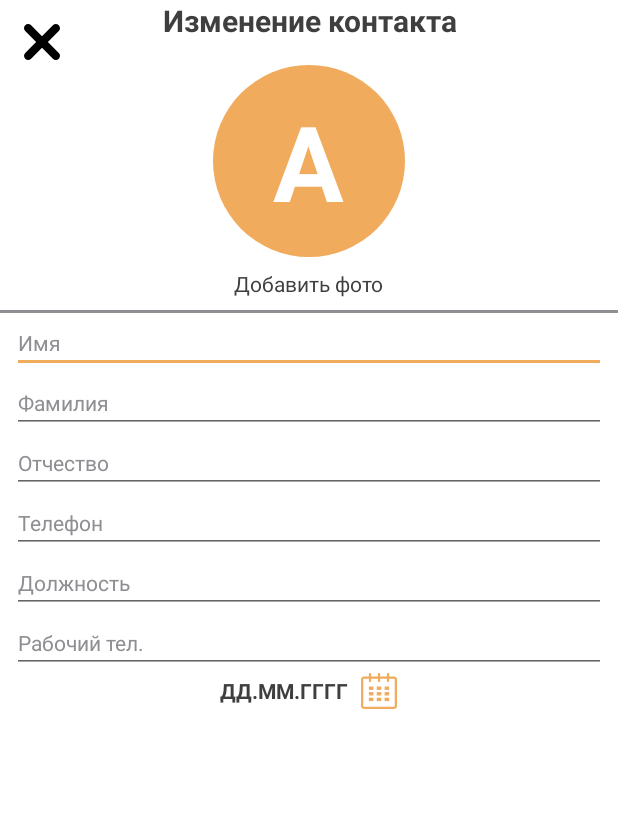
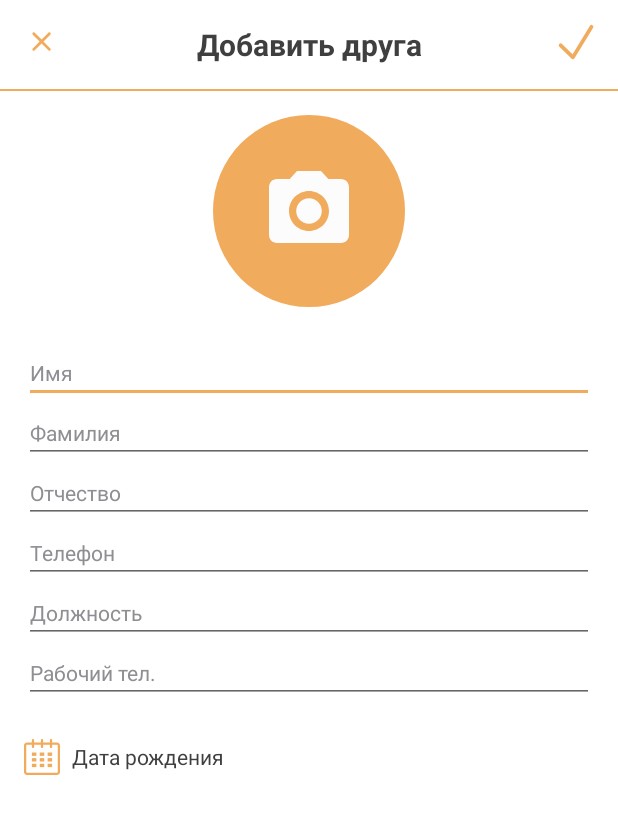
Before and after one commit to TheRzzan/RJD, an Android app: the layout fragment_editor.xml on its own in the app's theme, with its tools: preview values and no code run, on a phone screen of 412 x 824 dp. Shown: the top 814 px of the screen. Run offline under Robolectric (Android 15) with nearby library versions, the phone set to English and light mode, and no system bars.

Commit message:
Design changes 3.

```diff
--- a/app/src/main/java/com/morozov/rjd/ui/fragments/editor/EditorFragment.kt
+++ b/app/src/main/java/com/morozov/rjd/ui/fragments/editor/EditorFragment.kt
@@ -202,6 +202,8 @@ class EditorFragment: MvpAppCompatFragment(), EditorView {
     *
     * */
     override fun prepareForFriend() {
+        textHeader.text = "Добавить друга"
+
         editPosition.visibility = View.GONE
         editWorkPhone.visibility = View.GONE
         relativeDayMonthYear.visibility = View.VISIBLE
@@ -210,6 +212,8 @@ class EditorFragment: MvpAppCompatFragment(), EditorView {
     }
 
     override fun prepareForColleague() {
+        textHeader.text = "Добавить коллегу"
+
         editPosition.visibility = View.VISIBLE
         editWorkPhone.visibility = View.VISIBLE
         relativeDayMonthYear.visibility = View.GONE
@@ -225,12 +229,10 @@ class EditorFragment: MvpAppCompatFragment(), EditorView {
             val imageStream = activity?.contentResolver?.openInputStream(imageUri)
             val selectedImage = BitmapFactory.decodeStream(imageStream)
             imageCard.setImageBitmap(Bitmap.createScaledBitmap(selectedImage, 260, 260, false))
-            textLetter.visibility = View.GONE
+            imageCamera.visibility = View.GONE
             imageStream?.close()
-        }
-
-        if (contactModel.name.isNotEmpty())
-            textLetter.text = contactModel.name[0].toString()
+        } else
+            imageCamera.visibility = View.VISIBLE
 
         editName.setText(contactModel.name)
         editFamily.setText(contactModel.family)
@@ -264,7 +266,7 @@ class EditorFragment: MvpAppCompatFragment(), EditorView {
                 imageCard.setImageBitmap(Bitmap.createScaledBitmap(selectedImage, 120, 120, false))
                 verifyIsReadyToSave()
                 mContactModel.photo = imageUri
-                textLetter.visibility = View.GONE
+                imageCamera.visibility = View.GONE
                 imageStream?.close()
             } catch (e: FileNotFoundException) {
                 e.printStackTrace()
--- a/app/src/main/res/drawable/ic_check.xml
+++ b/app/src/main/res/drawable/ic_check.xml
@@ -1,5 +1,5 @@
-<vector android:height="24dp" android:viewportHeight="20"
-    android:viewportWidth="22" android:width="24dp" xmlns:android="http://schemas.android.com/apk/res/android">
-    <path android:fillColor="@android:color/black" android:pathData="M2.2328,10.584L9.4045,16.8476A1.0792,1.0792 131.3622,0 1,9.5074 18.3704L9.5074,18.3704A1.0792,1.0792 131.3622,0 1,7.9846 18.4734L0.8129,12.2097A1.0792,1.0792 131.3622,0 1,0.71 10.6869L0.71,10.6869A1.0792,1.0792 131.3622,0 1,2.2328 10.584z"/>
-    <path android:fillColor="@android:color/black" android:pathData="M20.7534,2.1011L9.7969,18.365A1.0792,1.0792 124.1956,0 1,8.2989 18.6571L8.2989,18.6571A1.0792,1.0792 124.1956,0 1,8.0068 17.159L18.9632,0.8952A1.0792,1.0792 124.1956,0 1,20.4613 0.6031L20.4613,0.6031A1.0792,1.0792 124.1956,0 1,20.7534 2.1011z"/>
+<vector android:height="24dp" android:viewportHeight="18"
+    android:viewportWidth="20" android:width="24dp" xmlns:android="http://schemas.android.com/apk/res/android">
+    <path android:fillColor="#F1AB5D" android:pathData="M2.0908,9.8914L8.8075,15.7456A1.0085,1.0106 86.1271,0 1,8.9037 17.1686L8.9037,17.1686A1.0085,1.0106 86.1271,0 1,7.4778 17.265L0.7611,11.4107A1.0085,1.0106 86.1271,0 1,0.6649 9.9877L0.6649,9.9877A1.0085,1.0106 86.1271,0 1,2.0908 9.8914z"/>
+    <path android:fillColor="#F1AB5D" android:pathData="M19.435,1.9643L9.1751,17.1628A1.0091,1.011 78.8959,0 1,7.7717 17.4365L7.7717,17.4365A1.0091,1.011 78.8959,0 1,7.4986 16.0357L17.7585,0.8372A1.0091,1.011 78.8959,0 1,19.1619 0.5635L19.1619,0.5635A1.0091,1.011 78.8959,0 1,19.435 1.9643z"/>
 </vector>
--- a/app/src/main/res/drawable/ic_cross.xml
+++ b/app/src/main/res/drawable/ic_cross.xml
@@ -1,4 +1,4 @@
-<vector android:height="24dp" android:viewportHeight="348.334"
-        android:viewportWidth="348.333" android:width="24dp" xmlns:android="http://schemas.android.com/apk/res/android">
-    <path android:fillColor="@android:color/black" android:pathData="M336.559,68.611L231.016,174.165l105.543,105.549c15.699,15.705 15.699,41.145 0,56.85c-7.844,7.844 -18.128,11.769 -28.407,11.769c-10.296,0 -20.581,-3.919 -28.419,-11.769L174.167,231.003L68.609,336.563c-7.843,7.844 -18.128,11.769 -28.416,11.769c-10.285,0 -20.563,-3.919 -28.413,-11.769c-15.699,-15.698 -15.699,-41.139 0,-56.85l105.54,-105.549L11.774,68.611c-15.699,-15.699 -15.699,-41.145 0,-56.844c15.696,-15.687 41.127,-15.687 56.829,0l105.563,105.554L279.721,11.767c15.705,-15.687 41.139,-15.687 56.832,0C352.258,27.466 352.258,52.912 336.559,68.611z"/>
+<vector android:height="24dp" android:viewportHeight="29"
+    android:viewportWidth="29" android:width="24dp" xmlns:android="http://schemas.android.com/apk/res/android">
+    <path android:fillColor="#F1AB5D" android:fillType="evenOdd" android:pathData="M21.3507,7.214C21.3226,7.1805 21.2862,7.144 21.2132,7.0711C21.1402,6.9981 21.1038,6.9616 21.0703,6.9336C20.6986,6.6216 20.1565,6.6216 19.7847,6.9336C19.7513,6.9616 19.7148,6.9981 19.6419,7.0711L14.1421,12.5708L8.6424,7.0711C8.5695,6.9981 8.533,6.9616 8.4995,6.9336C8.1278,6.6216 7.5857,6.6216 7.214,6.9336C7.1805,6.9616 7.144,6.9981 7.0711,7.0711C6.9981,7.144 6.9616,7.1805 6.9336,7.214C6.6216,7.5857 6.6216,8.1278 6.9336,8.4995C6.9616,8.533 6.9981,8.5695 7.0711,8.6424L12.5708,14.1421L7.0711,19.6418C6.9981,19.7148 6.9616,19.7513 6.9336,19.7847C6.6216,20.1565 6.6216,20.6986 6.9336,21.0703C6.9616,21.1038 6.9981,21.1402 7.0711,21.2132C7.144,21.2862 7.1805,21.3226 7.214,21.3507C7.5857,21.6626 8.1278,21.6626 8.4995,21.3507C8.533,21.3226 8.5695,21.2862 8.6424,21.2132L14.1421,15.7135L19.6419,21.2132C19.7148,21.2862 19.7513,21.3226 19.7847,21.3507C20.1565,21.6626 20.6986,21.6626 21.0703,21.3507C21.1038,21.3226 21.1403,21.2862 21.2132,21.2132C21.2862,21.1402 21.3226,21.1038 21.3507,21.0703C21.6627,20.6986 21.6627,20.1565 21.3507,19.7847C21.3226,19.7513 21.2862,19.7148 21.2132,19.6418L15.7135,14.1421L21.2132,8.6424C21.2862,8.5695 21.3226,8.533 21.3507,8.4995C21.6626,8.1278 21.6626,7.5857 21.3507,7.214Z"/>
 </vector>
--- /dev/null
+++ b/app/src/main/res/drawable/ic_photo_camera.xml
@@ -0,0 +1,5 @@
+<vector android:height="24dp" android:viewportHeight="64"
+    android:viewportWidth="64" android:width="24dp" xmlns:android="http://schemas.android.com/apk/res/android">
+    <path android:fillColor="#FCFCFC" android:pathData="M32,40.5333C36.7128,40.5333 40.5333,36.7128 40.5333,32C40.5333,27.2872 36.7128,23.4667 32,23.4667C27.2871,23.4667 23.4666,27.2872 23.4666,32C23.4666,36.7128 27.2871,40.5333 32,40.5333Z"/>
+    <path android:fillColor="#FCFCFC" android:pathData="M24,5.3333L19.12,10.6666H10.6667C7.7333,10.6666 5.3333,13.0666 5.3333,16V48C5.3333,50.9333 7.7333,53.3333 10.6667,53.3333H53.3333C56.2667,53.3333 58.6667,50.9333 58.6667,48V16C58.6667,13.0666 56.2667,10.6666 53.3333,10.6666H44.88L40,5.3333H24ZM32,45.3333C24.64,45.3333 18.6667,39.36 18.6667,32C18.6667,24.64 24.64,18.6666 32,18.6666C39.36,18.6666 45.3333,24.64 45.3333,32C45.3333,39.36 39.36,45.3333 32,45.3333Z"/>
+</vector>
--- a/app/src/main/res/layout/fragment_editor.xml
+++ b/app/src/main/res/layout/fragment_editor.xml
@@ -24,7 +24,8 @@
                 android:layout_toStartOf="@+id/buttonCheck"
                 android:id="@+id/textHeader"
                 android:gravity="center"
-                android:text="Изменение контакта"
+                android:layout_marginTop="@dimen/activity_horizontal_margin"
+                android:text="Добавить друга"
                 style="@style/TextView.Primary.Header"/>
 
         <Button
@@ -36,13 +37,21 @@
                 android:layout_alignParentTop="true"
                 android:layout_marginEnd="@dimen/activity_horizontal_margin"
                 android:layout_marginTop="@dimen/activity_horizontal_margin"
-                android:id="@+id/buttonCheck" android:visibility="invisible"/>
+                android:id="@+id/buttonCheck" android:visibility="visible"/>
+
+        <View
+                android:id="@+id/lineSeparator"
+                android:layout_below="@+id/textHeader"
+                android:layout_marginTop="@dimen/activity_vertical_margin"
+                android:background="@color/colorPrimary"
+                android:layout_width="match_parent"
+                android:layout_height="1dp"/>
 
         <RelativeLayout
                 android:id="@+id/cardView"
                 android:layout_width="wrap_content"
                 android:layout_height="wrap_content"
-                android:layout_below="@+id/textHeader"
+                android:layout_below="@+id/lineSeparator"
                 android:layout_centerHorizontal="true"
                 android:background="#00000000"
                 android:layout_marginTop="@dimen/activity_vertical_margin"
@@ -57,35 +66,20 @@
                     android:layout_height="@dimen/contact_photo_big_size"
                     android:src="@color/colorPrimary"/>
 
-            <TextView
-                    android:textSize="@dimen/text_super_header_size"
+            <ImageView
+                    android:id="@+id/imageCamera"
                     android:layout_centerInParent="true"
-                    android:text="A"
-                    android:textColor="@android:color/white"
-                    style="@style/TextView.Primary.Header" android:id="@+id/textLetter"/>
+                    android:src="@drawable/ic_photo_camera"
+                    android:layout_width="@dimen/image_size"
+                    android:layout_height="@dimen/image_size"/>
         </RelativeLayout>
 
-        <TextView
-                android:id="@+id/textAddPhoto"
-                android:layout_marginTop="@dimen/activity_short_vertical_margin"
-                android:layout_centerHorizontal="true"
-                android:text="Добавить фото"
+        <LinearLayout
                 android:layout_below="@+id/cardView"
-                style="@style/TextView.Secondary"/>
-
-        <View
-                android:id="@+id/viewSeparator"
-                android:layout_below="@+id/textAddPhoto"
-                android:layout_marginTop="@dimen/activity_short_vertical_margin"
-                android:background="@color/grey_color"
-                android:layout_width="match_parent"
-                android:layout_height="2dp"/>
-
-        <LinearLayout
-                android:layout_below="@+id/viewSeparator"
+                android:layout_marginTop="@dimen/activity_long_vertical_margin"
                 android:orientation="vertical"
-                android:layout_marginStart="@dimen/activity_short_vertical_margin"
-                android:layout_marginEnd="@dimen/activity_short_vertical_margin"
+                android:layout_marginStart="@dimen/activity_horizontal_margin"
+                android:layout_marginEnd="@dimen/activity_horizontal_margin"
                 android:layout_width="match_parent"
                 android:layout_height="wrap_content">
 
@@ -124,26 +118,26 @@
                     android:id="@+id/editWorkPhone"/>
 
             <RelativeLayout
-                    android:layout_gravity="center"
                     android:id="@+id/relativeDayMonthYear"
+                    android:layout_marginTop="@dimen/activity_long_vertical_margin"
                     android:layout_width="wrap_content"
                     android:layout_height="wrap_content">
 
-                <TextView
+                <ImageView
+                        android:id="@+id/imageCalendar"
+                        android:layout_marginEnd="@dimen/activity_short_horizontal_margin"
                         android:layout_centerVertical="true"
-                        android:id="@+id/textDayMonthYear"
-                        android:text="ДД.ММ.ГГГГ"
-                        android:textStyle="bold"
-                        style="@style/TextView.Secondary"
-                        android:textColor="@color/secondary_text"
-                        android:layout_marginEnd="8dp"/>
-
-                <ImageView
-                        android:layout_centerVertical="true"
-                        android:layout_toEndOf="@+id/textDayMonthYear"
                         android:src="@drawable/ic_calendar"
                         android:layout_width="@dimen/small_icon_size"
                         android:layout_height="@dimen/small_icon_size"/>
+
+                <TextView
+                        android:layout_toEndOf="@+id/imageCalendar"
+                        android:layout_centerVertical="true"
+                        android:id="@+id/textDayMonthYear"
+                        android:text="Дата рождения"
+                        style="@style/TextView.Secondary"
+                        android:textColor="@color/secondary_text"/>
             </RelativeLayout>
         </LinearLayout>
     </RelativeLayout>
--- a/app/src/main/res/values/dimens.xml
+++ b/app/src/main/res/values/dimens.xml
@@ -21,13 +21,14 @@
     <dimen name="text_small_secondary_size">11dp</dimen>
 
     <!-- Icons -->
-    <dimen name="icon_size">40dp</dimen>
+    <dimen name="icon_size">46dp</dimen>
     <dimen name="big_icon_size">56dp</dimen>
     <dimen name="small_icon_size">24dp</dimen>
 
     <!-- Image -->
     <dimen name="contact_photo_size">48dp</dimen>
     <dimen name="contact_photo_big_size">128dp</dimen>
+    <dimen name="image_size">64dp</dimen>
 
     <!-- Card View -->
     <dimen name="card_corner_radius">8dp</dimen>
```
